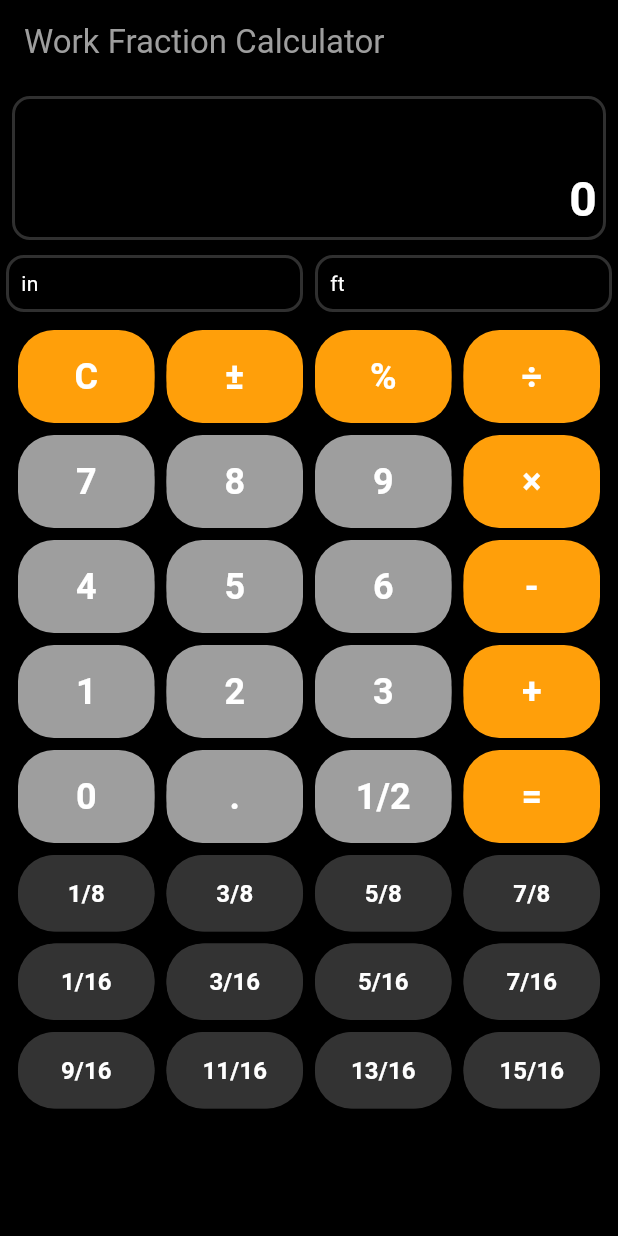
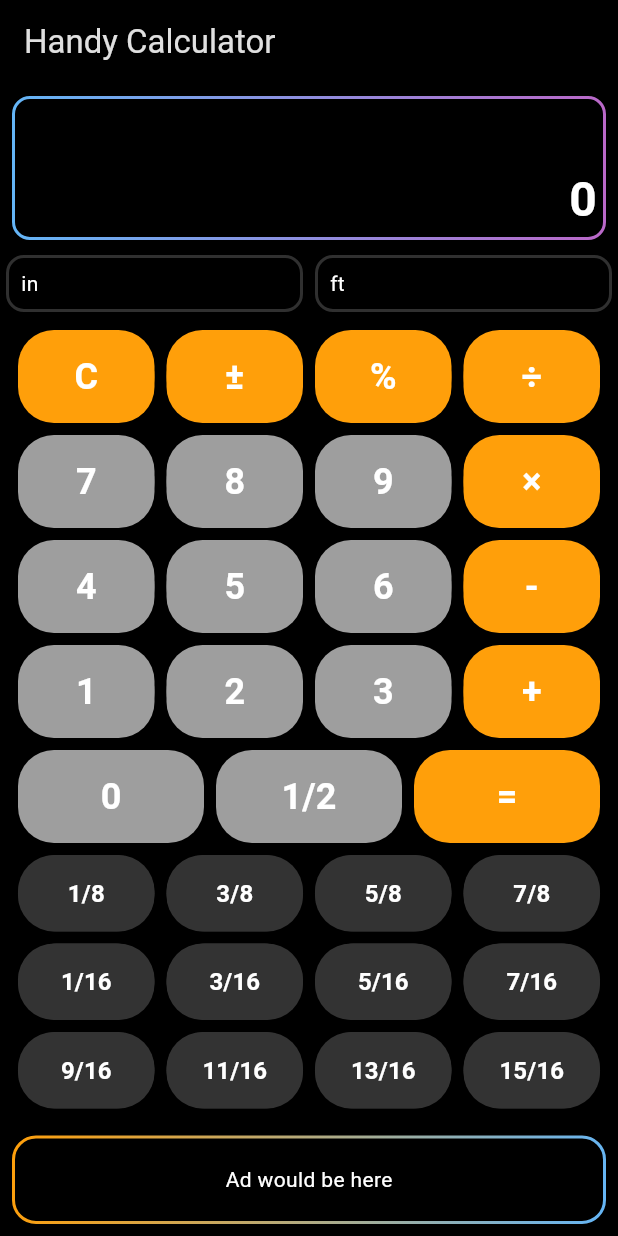
Before and after one commit to johnhcolani/HandiCalc, a Flutter app: the screen it shows after launch, on a phone screen of 412 x 824 dp. Run offline on Flutter 3.47's test engine with Material 3 defaults, Android fonts, the phone set to English and light mode, and no system bars; our stand-ins replace gradient_borders; missing offline and left inert: fraction.

Commit message:
fixed the fraction calculate and border color

```diff
--- a/lib/fraction_calculator_screen.dart
+++ b/lib/fraction_calculator_screen.dart
@@ -1,7 +1,8 @@
 import 'dart:async';
+
 import 'package:flutter/material.dart';
 import 'package:fraction/fraction.dart';
-
+import 'package:gradient_borders/box_borders/gradient_box_border.dart';
 
 class FractionCalculatorScreen extends StatefulWidget {
   const FractionCalculatorScreen({super.key});
@@ -18,10 +19,9 @@ class _FractionCalculatorScreenState extends State<FractionCalculatorScreen> {
   String _operator = '';
   Fraction? _result;
   Fraction _currentInput = Fraction(0);
-
-  // Separate inputs for whole number and fractional part
   int wholeNumberInput = 0;
   Fraction fractionalInput = Fraction(0);
+  bool _isNewNumber = true;
 
   final Color operandColor = const Color(0xFFFF9F0A);
   final Color operandTextColor = Colors.white;
@@ -31,30 +31,36 @@ class _FractionCalculatorScreenState extends State<FractionCalculatorScreen> {
   final Color defaultTextColor = Colors.white;
 
   bool _isVisible = false;
-  late Timer _timer;
 
-  @override
-  void initState() {
-    super.initState();
-    _timer = Timer.periodic(const Duration(seconds: 30), (timer) {
-      setState(() {
-        _isVisible = !_isVisible;
-      });
-    });
-  }
 
-  @override
-  void dispose() {
-    _timer.cancel();
-    super.dispose();
-  }
+
+
+
 
   void onButtonPressed(String buttonText) {
     setState(() {
       if (buttonText == "%") {
         _currentInput = _currentInput / Fraction(100);
         displayText = formatFractionAsMixed(_currentInput);
+        _isNewNumber = true;
       } else if (buttonText == "C") {
+        resetCalculator();
+      } else if (buttonText == "±") {
+        _currentInput = _currentInput * Fraction(-1);
+        displayText = formatFractionAsMixed(_currentInput);
+      } else if (["÷", "×", "-", "+"].contains(buttonText)) {
+        handleOperator(buttonText);
+      } else if (buttonText == "=") {
+        handleEquals();
+      } else if (buttonText.contains("/")) {
+        handleFraction(buttonText);
+      } else {
+        handleDigit(buttonText);
+      }
+    });
+  }
+
+  void resetCalculator() {
     displayText = '0';
     expression = '';
     inchResult = '';
@@ -64,10 +70,10 @@ class _FractionCalculatorScreenState extends State<FractionCalculatorScreen> {
     _operator = '';
     wholeNumberInput = 0;
     fractionalInput = Fraction(0);
-      } else if (buttonText == "±") {
-        _currentInput = _currentInput * Fraction(-1);
-        displayText = formatFractionAsMixed(_currentInput);
-      } else if (buttonText == "÷" || buttonText == "×" || buttonText == "-" || buttonText == "+") {
+    _isNewNumber = true;
+  }
+
+  void handleOperator(String buttonText) {
     if (_result == null) {
       _result = _currentInput;
     } else if (_operator.isNotEmpty) {
@@ -79,7 +85,10 @@ class _FractionCalculatorScreenState extends State<FractionCalculatorScreen> {
     wholeNumberInput = 0;
     fractionalInput = Fraction(0);
     displayText = '0';
-      } else if (buttonText == "=") {
+    _isNewNumber = true;
+  }
+
+  void handleEquals() {
     if (_result != null && _operator.isNotEmpty) {
       _result = calculateResult(_result!, _currentInput, _operator);
       displayText = formatFractionAsMixed(_result!);
@@ -88,62 +97,75 @@ class _FractionCalculatorScreenState extends State<FractionCalculatorScreen> {
       expression = "$expression ${formatFractionAsMixed(_currentInput)} = ${formatFractionAsMixed(_result!)}";
     }
     _operator = '';
-      } else if (buttonText.contains("/")) {
-        // Handle fractional input like "5/8"
+    _isNewNumber = true;
+  }
+
+  void handleFraction(String buttonText) {
     fractionalInput = parseFraction(buttonText);
     _currentInput = Fraction(wholeNumberInput) + fractionalInput;
     displayText = formatFractionAsMixed(_currentInput);
-      } else {
-        // Append whole number input
-        wholeNumberInput = int.parse(displayText == '0' ? buttonText : displayText + buttonText);
+    _isNewNumber = false;
+  }
+
+  void handleDigit(String buttonText) {
+    if (_isNewNumber) {
+      wholeNumberInput = 0;
+      fractionalInput = Fraction(0);
+      _currentInput = Fraction(0);
+      _isNewNumber = false;
+    }
+    wholeNumberInput = wholeNumberInput * 10 + int.parse(buttonText);
     _currentInput = Fraction(wholeNumberInput) + fractionalInput;
     displayText = formatFractionAsMixed(_currentInput);
   }
-    });
-  }
 
-  Fraction parseFraction(String input) {
-    try {
-      if (input.contains("/")) {
-        return Fraction.fromString(input);
-      } else {
-        return Fraction.fromDouble(double.parse(input));
-      }
-    } catch (e) {
-      return Fraction(0);
-    }
-  }
+  Fraction parseFraction(String input) => Fraction.fromString(input);
 
   Fraction calculateResult(Fraction num1, Fraction num2, String operator) {
     switch (operator) {
-      case "+":
-        return num1 + num2;
-      case "-":
-        return num1 - num2;
-      case "×":
-        return num1 * num2;
-      case "÷":
-        return num1 / num2;
-      default:
-        return Fraction(0);
+      case "+": return num1 + num2;
+      case "-": return num1 - num2;
+      case "×": return num1 * num2;
+      case "÷": return num1 / num2;
+      default: return Fraction(0);
     }
   }
 
   String convertToFeetAndInches(Fraction inches) {
+    bool isNegative = inches.numerator < 0;
+    // Manually compute absolute value
+    inches = Fraction(inches.numerator.abs(), inches.denominator);
+
     int totalInches = inches.toDouble().truncate();
     int feet = totalInches ~/ 12;
-    Fraction remainingInches = inches - Fraction(feet * 12, 1);
-    return "$feet ft ${formatFractionAsMixed(remainingInches)} in";
+    Fraction remainingInches = inches - Fraction(feet * 12);
+
+    String sign = isNegative ? "-" : "";
+    String feetStr = feet > 0 ? "$feet ft " : "";
+    String inchesStr = "${formatFractionAsMixed(remainingInches)} in";
+
+    return "$sign$feetStr$inchesStr";
   }
 
   String formatFractionAsMixed(Fraction fraction) {
     fraction = fraction.reduce();
+    bool isNegative = fraction.numerator < 0;
+
+    // Manually compute absolute value
+    if (isNegative) {
+      fraction = Fraction(fraction.numerator.abs(), fraction.denominator);
+    }
+
     int integerPart = fraction.toDouble().truncate();
-    Fraction fractionalPart = fraction - Fraction(integerPart, 1);
+    Fraction fractionalPart = fraction - Fraction(integerPart);
+
     if (fractionalPart.numerator == 0) {
-      return "$integerPart";
+      return isNegative ? "-$integerPart" : "$integerPart";
     }
-    return integerPart == 0 ? fraction.toString() : "$integerPart ${fractionalPart.toString()}";
+
+    return integerPart == 0
+        ? (isNegative ? "-$fraction" : "$fraction")
+        : (isNegative ? "-$integerPart ${fractionalPart.toString()}" : "$integerPart ${fractionalPart.toString()}");
   }
 
   Widget buildButton(String text, {Color color = Colors.grey, Color textColor = Colors.white, double textSize = 24, bool isOval = false}) {
@@ -160,15 +182,10 @@ class _FractionCalculatorScreenState extends State<FractionCalculatorScreen> {
             style: ElevatedButton.styleFrom(
               backgroundColor: color,
               padding: isOval ? const EdgeInsets.symmetric(horizontal: 40, vertical: 23) : const EdgeInsets.all(14),
-              shape: RoundedRectangleBorder(
-                borderRadius: BorderRadius.circular(isOval ? 32 : 24),
-              ),
+              shape: RoundedRectangleBorder(borderRadius: BorderRadius.circular(isOval ? 32 : 24)),
               elevation: 2,
             ),
-            child: Text(
-              text,
-              style: TextStyle(fontSize: textSize, fontWeight: FontWeight.bold, color: textColor),
-            ),
+            child: Text(text, style: TextStyle(fontSize: textSize, fontWeight: FontWeight.bold, color: textColor)),
           ),
         ),
       ),
@@ -178,12 +195,7 @@ class _FractionCalculatorScreenState extends State<FractionCalculatorScreen> {
   Widget buildFractionRow(List<String> fractions) {
     return Row(
       children: fractions
-          .map((fraction) => buildButton(
-        fraction,
-        color: fractionColor,
-        textColor: fractionTextColor,
-        textSize: 16,
-      ))
+          .map((fraction) => buildButton(fraction, color: fractionColor, textColor: fractionTextColor, textSize: 16))
           .toList(),
     );
   }
@@ -192,18 +204,16 @@ class _FractionCalculatorScreenState extends State<FractionCalculatorScreen> {
   Widget build(BuildContext context) {
     return Scaffold(
       backgroundColor: Colors.black,
-      appBar: AppBar(
-        backgroundColor: Colors.black,
-        title: const Text('Work Fraction Calculator', style: TextStyle(color: Colors.grey)),
-      ),
+      appBar: AppBar(backgroundColor: Colors.black, title: Text('Handy Calculator', style: TextStyle(color: Colors.grey.shade300))),
       body: Column(
         children: [
           Padding(
             padding: const EdgeInsets.all(8.0),
             child: Container(
               decoration: BoxDecoration(
-                color: Colors.black,
-                border: Border.all(color: Colors.grey.withOpacity(0.3), width: 2),
+                //gradient: LinearGradient(colors: [Colors.blue, Colors.purple]),
+
+                border: GradientBoxBorder( width: 2,gradient: LinearGradient(colors: [Colors.blue.shade300, Colors.purple.shade300])),
                 borderRadius: BorderRadius.circular(12),
               ),
               child: Column(
@@ -211,39 +221,27 @@ class _FractionCalculatorScreenState extends State<FractionCalculatorScreen> {
                   Container(
                     alignment: Alignment.centerRight,
                     padding: const EdgeInsets.symmetric(horizontal: 12, vertical: 4),
-                    child: Text(
-                      expression,
-                      style: TextStyle(fontSize: 24, fontWeight: FontWeight.bold, color: Colors.grey[400]),
-                    ),
+                    child: Text(expression, style: TextStyle(fontSize: 24, fontWeight: FontWeight.bold, color: Colors.grey[300])),
                   ),
                   Container(
                     alignment: Alignment.centerRight,
                     padding: const EdgeInsets.symmetric(horizontal: 4, vertical: 2),
-                    child: Text(
-                      displayText,
-                      style: const TextStyle(fontSize: 32, fontWeight: FontWeight.bold, color: Colors.white),
-                    ),
+                    child: Text(displayText, style: const TextStyle(fontSize: 32, fontWeight: FontWeight.bold, color: Colors.white)),
                   ),
                 ],
               ),
             ),
           ),
-          // Row with inch and feet results
           Padding(
             padding: const EdgeInsets.symmetric(vertical: 2.0, horizontal: 4.0),
             child: Row(
               children: [
-                Expanded(
-                  child: buildResultContainer("in", inchResult, Colors.grey),
-                ),
+                Expanded(child: buildResultContainer("in", inchResult, Colors.grey)),
                 const SizedBox(width: 8),
-                Expanded(
-                  child: buildResultContainer("ft", feetInchResult, Colors.white),
-                ),
+                Expanded(child: buildResultContainer("ft", feetInchResult, Colors.white)),
               ],
             ),
           ),
-          // Button rows
           Padding(
             padding: const EdgeInsets.symmetric(horizontal: 8.0, vertical: 6.0),
             child: Column(
@@ -251,39 +249,33 @@ class _FractionCalculatorScreenState extends State<FractionCalculatorScreen> {
                 Row(children: [
                   buildButton("C", color: operandColor, textColor: operandTextColor),
                   buildButton("±", color: operandColor, textColor: operandTextColor),
-                  buildButton("%", color: operandColor, textColor: operandTextColor), // Replace ÷ with %
-                  buildButton("÷", color: operandColor, textColor: operandTextColor), // Move ÷ to replace "="
+                  buildButton("%", color: operandColor, textColor: operandTextColor),
+                  buildButton("÷", color: operandColor, textColor: operandTextColor),
                 ]),
                 Row(children: [buildButton("7"), buildButton("8"), buildButton("9"), buildButton("×", color: operandColor, textColor: operandTextColor)]),
                 Row(children: [buildButton("4"), buildButton("5"), buildButton("6"), buildButton("-", color: operandColor, textColor: operandTextColor)]),
                 Row(children: [buildButton("1"), buildButton("2"), buildButton("3"), buildButton("+", color: operandColor, textColor: operandTextColor)]),
-                Row(children: [buildButton("0"), buildButton("."),  buildButton("1/2") ,buildButton("=", color: operandColor, textColor: operandTextColor),]), // Swap = and 1/2
+                Row(children: [buildButton("0"), buildButton("1/2"), buildButton("=", color: operandColor, textColor: operandTextColor, isOval: false)]),
                 buildFractionRow(["1/8", "3/8", "5/8", "7/8"]),
                 buildFractionRow(["1/16", "3/16", "5/16", "7/16"]),
                 buildFractionRow(["9/16", "11/16", "13/16", "15/16"]),
               ],
             ),
           ),
-          // Visibility controlled container
           Expanded(
             child: SafeArea(
               child: Padding(
                 padding: const EdgeInsets.all(8.0),
-                child: Visibility(
-                  visible: _isVisible,
-                  maintainState: true,
-                  maintainSize: true,
-                  maintainAnimation: true,
                 child: Container(
                   width: double.infinity,
                   height: 60,
                   decoration: BoxDecoration(
-                      color: Colors.black,
-                      border: Border.all(color: Colors.grey.withOpacity(0.3), width: 2),
+
+                    //gradient: LinearGradient(colors: [Colors.blue, Colors.purple]),
+                    border: GradientBoxBorder( width: 2,gradient: LinearGradient(colors: [operandColor, Colors.blue.shade300],begin: Alignment.topLeft,end: Alignment.bottomRight),),
                     borderRadius: BorderRadius.circular(16),
                   ),
                   child: const Center(child: Text('Ad would be here', style: TextStyle(color: Colors.white))),
-                  ),
                 ),
               ),
             ),
--- a/pubspec.yaml
+++ b/pubspec.yaml
@@ -36,6 +36,7 @@ dependencies:
   # Use with the CupertinoIcons class for iOS style icons.
   cupertino_icons: ^1.0.8
   fraction: ^5.0.3
+  gradient_borders: ^1.0.1
 
 dev_dependencies:
   flutter_test:
```
Also changed, not shown: pubspec.lock, 125 other files. Lines whose indentation alone changed are shown as unchanged.
